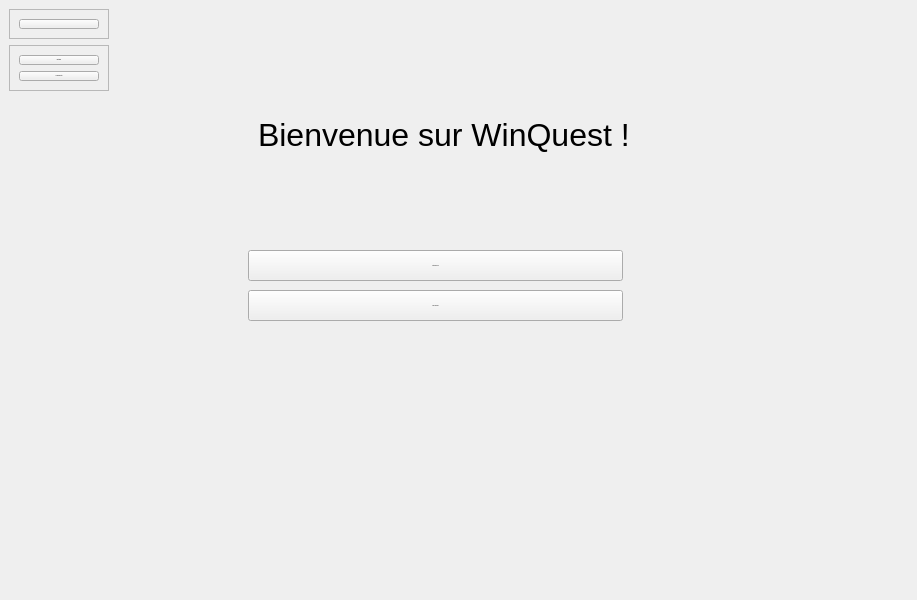
Before: the Qt Designer form views/userMenuWindow.ui in hug0be/pyhon_app, drawn with Qt 5.
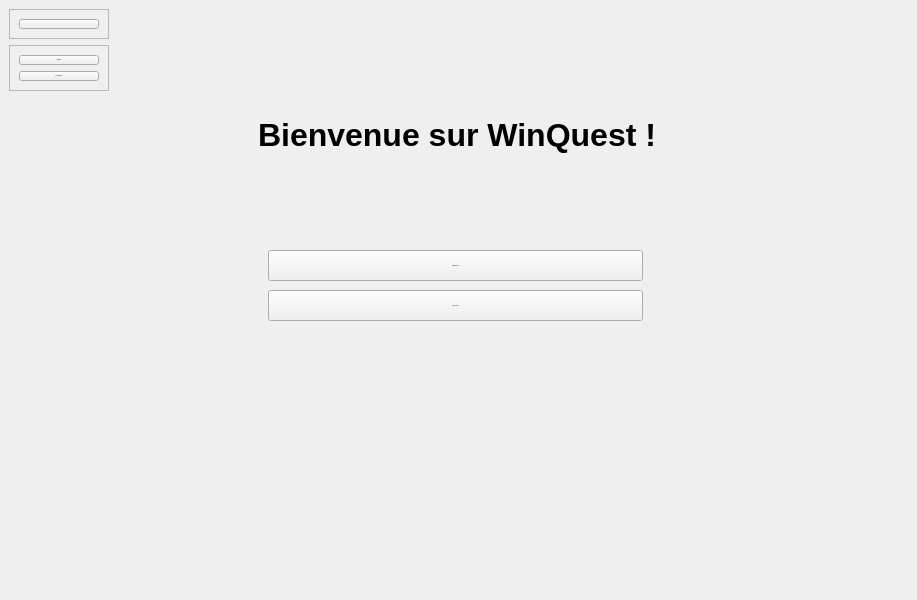
After: the same form once the commit is applied. The open tabs and pages were chosen to show the change. Icons and pictures are not drawn.

What changed in the file:
```diff
--- a/views/userMenuWindow.ui
+++ b/views/userMenuWindow.ui
@@ -222,7 +222,7 @@
        <widget class="QPushButton" name="showQuizzListButton">
         <property name="geometry">
          <rect>
-          <x>130</x>
+          <x>150</x>
           <y>250</y>
           <width>375</width>
           <height>31</height>
@@ -237,18 +237,18 @@
          <rect>
           <x>140</x>
           <y>100</y>
-          <width>371</width>
+          <width>401</width>
           <height>71</height>
          </rect>
         </property>
         <property name="text">
-         <string>&lt;html&gt;&lt;head/&gt;&lt;body&gt;&lt;p&gt;&lt;span style=&quot; font-size:24pt;&quot;&gt;Bienvenue sur WinQuest !&lt;/span&gt;&lt;/p&gt;&lt;/body&gt;&lt;/html&gt;</string>
+         <string>&lt;html&gt;&lt;head/&gt;&lt;body&gt;&lt;p&gt;&lt;span style=&quot; font-size:24pt; font-weight:600;&quot;&gt;Bienvenue sur WinQuest !&lt;/span&gt;&lt;/p&gt;&lt;/body&gt;&lt;/html&gt;</string>
         </property>
        </widget>
        <widget class="QPushButton" name="createQuizzButton">
         <property name="geometry">
          <rect>
-          <x>130</x>
+          <x>150</x>
           <y>290</y>
           <width>375</width>
           <height>31</height>
```
Left out of the diff: 2 changed lines with no effect on the pictures.
